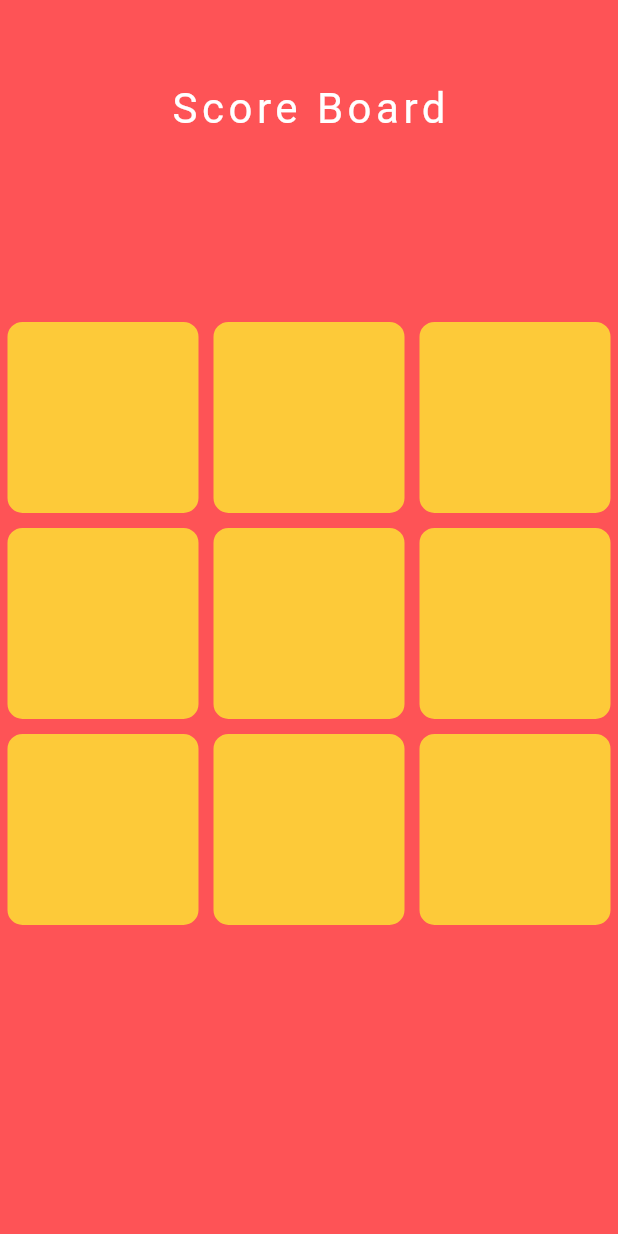
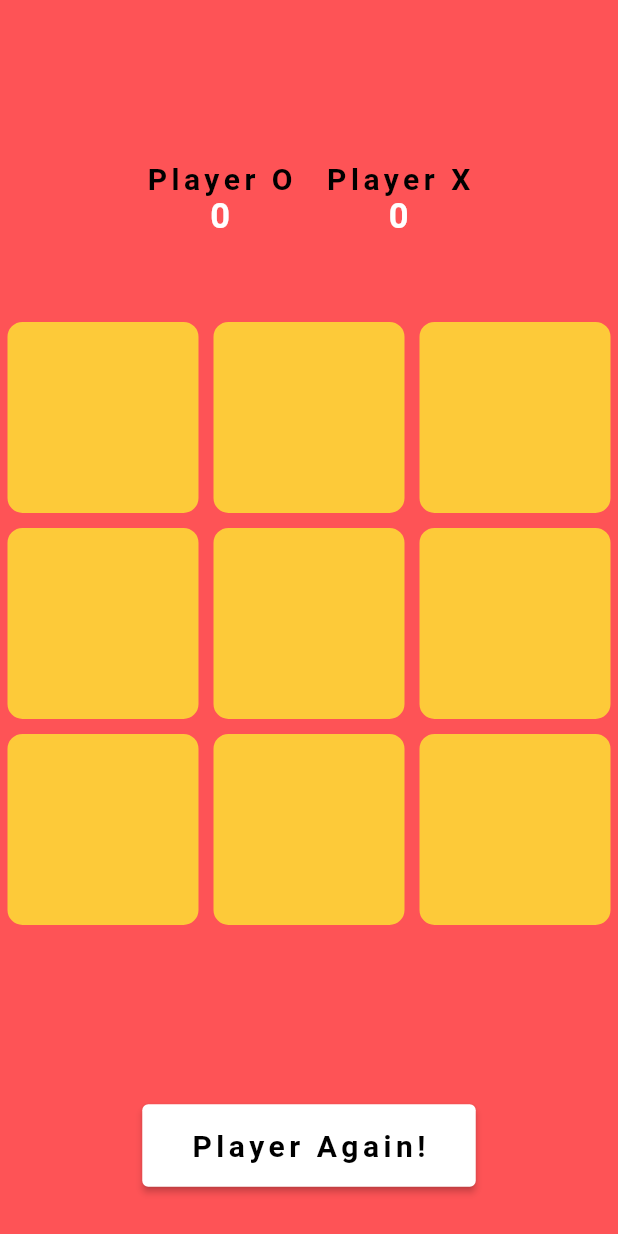
Before and after one commit to kpidiba/Flutter_Tic_Tac_Toe, a Flutter app: the screen it shows after launch, on a phone screen of 412 x 824 dp. Run offline on Flutter 3.47's test engine with Material 2 defaults, Android fonts, the phone set to English and light mode, and no system bars.

Commit message:
Tic Tac Toe ok

```diff
--- a/lib/constants/themes.dart
+++ b/lib/constants/themes.dart
@@ -17,4 +17,16 @@ abstract class ThemeText {
       fontSize: 20,
       letterSpacing: 3,
       fontWeight: FontWeight.w600);
+
+  static const TextStyle textPlayer = TextStyle(
+      color: Colors.black,
+      fontSize: 20,
+      letterSpacing: 3,
+      fontWeight: FontWeight.w600);
+
+  static const TextStyle textScore = TextStyle(
+      color: Colors.white,
+      fontSize: 23,
+      letterSpacing: 3,
+      fontWeight: FontWeight.w700);
 }
--- a/lib/screens/game.dart
+++ b/lib/screens/game.dart
@@ -12,6 +12,9 @@ class GameScreen extends StatefulWidget {
 class _GameScreenState extends State<GameScreen> {
   bool oTurn = true;
   List<String> displayXO = ['', '', '', '', '', '', '', '', ''];
+  int oScore = 0;
+  int xScore = 0;
+  int fillBoxes = 0;
 
   String resultDeclaration = '';
   @override
@@ -27,11 +30,41 @@ class _GameScreenState extends State<GameScreen> {
       backgroundColor: AppColors.primaryOne,
       body: Column(
         children: [
-          const Expanded(
+          Expanded(
               flex: 1,
-              child: Text(
-                "Score Board",
-                style: ThemeText.text,
+              child: Row(
+                mainAxisAlignment: MainAxisAlignment.center,
+                children: [
+                  Column(
+                    mainAxisAlignment: MainAxisAlignment.center,
+                    children: [
+                      const Text(
+                        "Player O",
+                        style: ThemeText.textPlayer,
+                      ),
+                      Text(
+                        oScore.toString(),
+                        style: ThemeText.textScore,
+                      )
+                    ],
+                  ),
+                  const SizedBox(
+                    width: 20,
+                  ),
+                  Column(
+                    mainAxisAlignment: MainAxisAlignment.center,
+                    children: [
+                      const Text(
+                        "Player X",
+                        style: ThemeText.textPlayer,
+                      ),
+                      Text(
+                        xScore.toString(),
+                        style: ThemeText.textScore,
+                      )
+                    ],
+                  )
+                ],
               )),
           Expanded(
               flex: 3,
@@ -60,25 +93,63 @@ class _GameScreenState extends State<GameScreen> {
                     );
                   })),
           Expanded(
-              child: Text(
-            resultDeclaration,
-            style: ThemeText.textWins,
+              child: Center(
+            child: Column(
+              mainAxisAlignment: MainAxisAlignment.center,
+              children: [
+                Text(
+                  resultDeclaration,
+                  style: ThemeText.textWins,
+                ),
+                const SizedBox(height: 10),
+                ElevatedButton(
+                    style: ElevatedButton.styleFrom(
+                        backgroundColor: Colors.white,
+                        padding: const EdgeInsets.symmetric(
+                            horizontal: 32, vertical: 16)),
+                    onPressed: () {
+                      _clearBoard();
+                    },
+                    child: const Text(
+                      "Player Again!",
+                      style: ThemeText.textPlayer,
+                    ))
+              ],
+            ),
           )),
         ],
       ),
     );
   }
 
+  void _clearBoard() {
+    setState(() {
+      displayXO = ['', '', '', '', '', '', '', '', ''];
+      resultDeclaration = '';
+      fillBoxes = 0;
+    });
+  }
+
   void _tapped(int index) {
     setState(() {
       if (oTurn && displayXO[index] == '') {
         displayXO[index] = '0';
+        fillBoxes++;
       } else if (!oTurn && displayXO[index] == '') {
         displayXO[index] = 'X';
+        fillBoxes++;
       }
       oTurn = !oTurn;
       _checkWinner();
     });
+  }
+
+  void _updateScore(String winner) {
+    if (winner == '0') {
+      oScore++;
+    } else {
+      xScore++;
+    }
   }
 
   void _checkWinner() {
@@ -87,8 +158,10 @@ class _GameScreenState extends State<GameScreen> {
         displayXO[0] == displayXO[2] &&
         displayXO[0] != '') {
       setState(() {
-        resultDeclaration = 'Player ' + displayXO[0] + ' Wins!';
+        resultDeclaration = 'Player ${displayXO[0]} Wins!';
+        _updateScore(displayXO[0]);
       });
+      _clearBoard();
     }
 
     //NOTE check second row
@@ -96,8 +169,10 @@ class _GameScreenState extends State<GameScreen> {
         displayXO[3] == displayXO[5] &&
         displayXO[3] != '') {
       setState(() {
-        resultDeclaration = 'Player ' + displayXO[3] + ' Wins!';
+        resultDeclaration = 'Player ${displayXO[3]} Wins!';
+        _updateScore(displayXO[3]);
       });
+      _clearBoard();
     }
 
     //NOTE check third row
@@ -105,8 +180,10 @@ class _GameScreenState extends State<GameScreen> {
         displayXO[6] == displayXO[8] &&
         displayXO[6] != '') {
       setState(() {
-        resultDeclaration = 'Player ' + displayXO[6] + ' Wins!';
+        resultDeclaration = 'Player ${displayXO[6]} Wins!';
+        _updateScore(displayXO[6]);
       });
+      _clearBoard();
     }
 
     //NOTE check first column
@@ -114,8 +191,10 @@ class _GameScreenState extends State<GameScreen> {
         displayXO[0] == displayXO[6] &&
         displayXO[0] != '') {
       setState(() {
-        resultDeclaration = 'Player ' + displayXO[0] + ' Wins!';
+        resultDeclaration = 'Player ${displayXO[0]} Wins!';
+        _updateScore(displayXO[0]);
       });
+      _clearBoard();
     }
 
     //NOTE check second column
@@ -123,8 +202,10 @@ class _GameScreenState extends State<GameScreen> {
         displayXO[1] == displayXO[7] &&
         displayXO[1] != '') {
       setState(() {
-        resultDeclaration = 'Player ' + displayXO[1] + ' Wins!';
+        resultDeclaration = 'Player ${displayXO[1]} Wins!';
+        _updateScore(displayXO[1]);
       });
+      _clearBoard();
     }
 
     //NOTE check third column
@@ -132,8 +213,10 @@ class _GameScreenState extends State<GameScreen> {
         displayXO[2] == displayXO[8] &&
         displayXO[2] != '') {
       setState(() {
-        resultDeclaration = 'Player ' + displayXO[2] + ' Wins!';
+        resultDeclaration = 'Player ${displayXO[2]} Wins!';
+        _updateScore(displayXO[2]);
       });
+      _clearBoard();
     }
 
     //NOTE check first diagonal
@@ -141,8 +224,10 @@ class _GameScreenState extends State<GameScreen> {
         displayXO[0] == displayXO[8] &&
         displayXO[0] != '') {
       setState(() {
-        resultDeclaration = 'Player ' + displayXO[0] + ' Wins!';
+        resultDeclaration = 'Player ${displayXO[0]} Wins!';
+        _updateScore(displayXO[0]);
       });
+      _clearBoard();
     }
 
     //NOTE check second diagonal
@@ -150,9 +235,16 @@ class _GameScreenState extends State<GameScreen> {
         displayXO[2] == displayXO[6] &&
         displayXO[2] != '') {
       setState(() {
-        resultDeclaration = 'Player ' + displayXO[2] + ' Wins!';
+        resultDeclaration = 'Player ${displayXO[2]} Wins!';
+        _updateScore(displayXO[2]);
       });
+      _clearBoard();
     }
-    print(resultDeclaration);
+    if (fillBoxes == 9) {
+      setState(() {
+        resultDeclaration = 'Nobody Wins';
+      });
+      _clearBoard();
+    }
   }
 }
```
